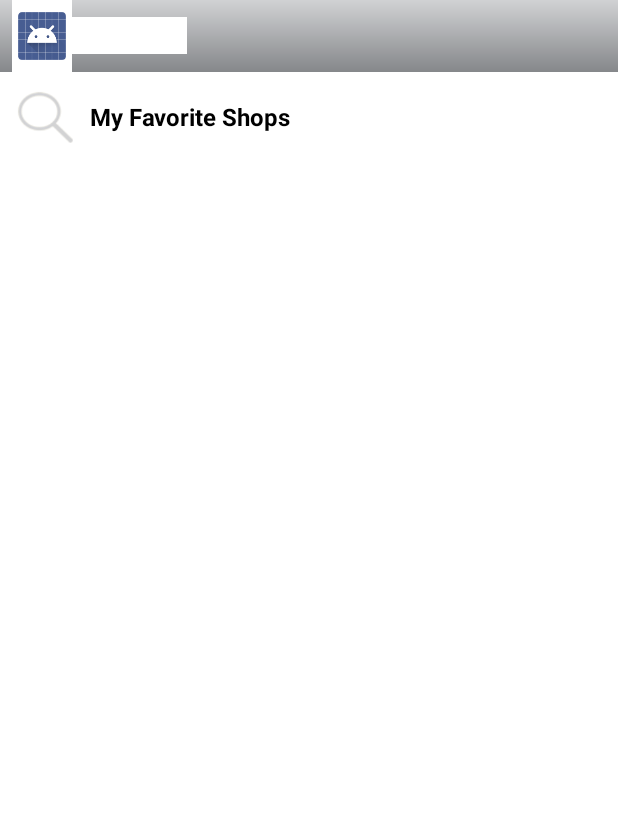
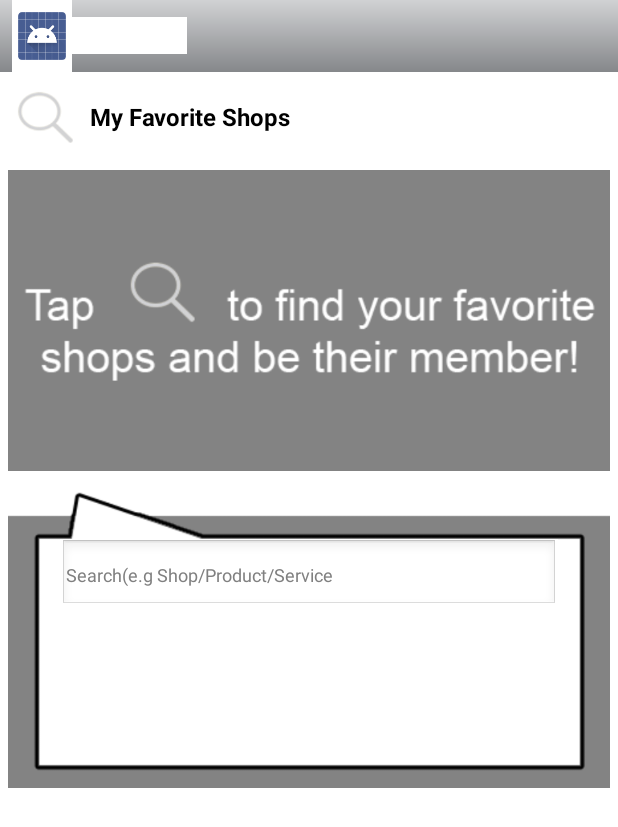
Before and after one commit to ngzhongqin/getMore-android, an Android app: the layout home_f.xml on its own in the app's theme, with its tools: preview values and no code run, on a phone screen of 412 x 824 dp. Shown: the top 827 px of the screen. Run offline under Robolectric (Android 15) with nearby library versions, the phone set to English and light mode, and no system bars.

Commit message:
Loaded Icons for Home, Friends and Points on Top Menu Button Listener in ActionBarHandler Buttons are now selectable and colours changes accordingly. Implemented first webservice call to server side Implemented small spinner for ID on landing page. Removed unwanted fragments Built Skeleton of ViewPager. Added Search Btn Added line under action bar Added yellow box under selected menu option Added Search Hints Added Search Box

```diff
--- a/app/src/main/res/layout/home_f.xml
+++ b/app/src/main/res/layout/home_f.xml
@@ -39,7 +39,56 @@
                 android:layout_height="wrap_content" />
             </LinearLayout>
 
+            <LinearLayout
+                android:layout_width="fill_parent"
+                android:layout_height="wrap_content">
 
+                <ImageButton
+                    android:id="@+id/search_hint_btn"
+                    android:src="@drawable/search_hint"
+                    android:scaleType="fitCenter"
+                    android:padding="5dp"
+                    android:adjustViewBounds="true"
+                    android:background="@drawable/white_border"
+                    android:layout_width="fill_parent"
+                    android:layout_height="wrap_content" />
+
+            </LinearLayout>
+
+            <FrameLayout
+                android:layout_width="match_parent"
+                android:layout_height="wrap_content">
+
+                <ImageView
+                    android:src="@drawable/search_box"
+                    android:scaleType="fitCenter"
+                    android:padding="5dp"
+                    android:adjustViewBounds="true"
+                    android:background="@drawable/white_border"
+                    android:layout_width="fill_parent"
+                    android:layout_height="wrap_content" />
+
+                <LinearLayout
+                    android:layout_centerInParent="true"
+                    android:layout_marginLeft="40dp"
+                    android:layout_marginRight="40dp"
+                    android:layout_marginTop="40dp"
+                    android:layout_marginBottom="40dp"
+                    android:background="@color/white"
+                    android:layout_width="match_parent"
+                    android:orientation="vertical"
+                    android:layout_height="match_parent">
+
+                    <EditText
+                        android:layout_width="match_parent"
+                        android:hint="Search(e.g Shop/Product/Service"
+                        android:padding="4dp"
+                        android:textSize="12sp"
+                        android:layout_height="wrap_content" />
+
+                </LinearLayout>
+
+            </FrameLayout>
 
         </LinearLayout>
     </ScrollView>
```
Also changed, not shown: app/src/main/res/drawable/search_box.png (added), app/src/main/res/drawable/search_hint.png (added).
